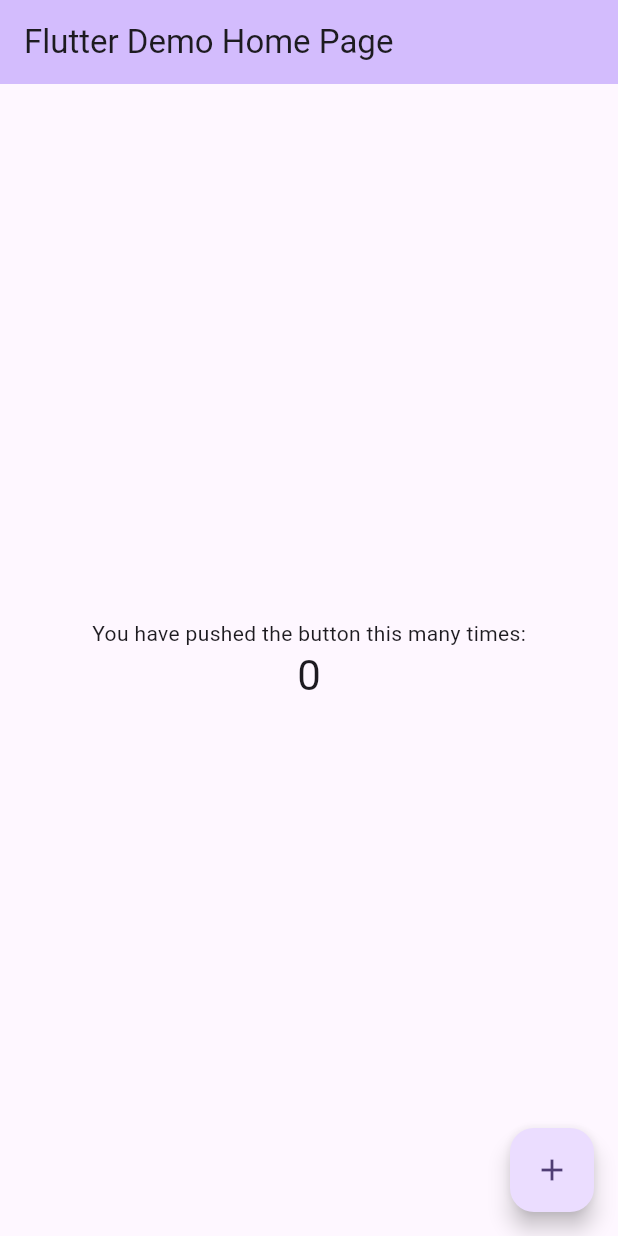
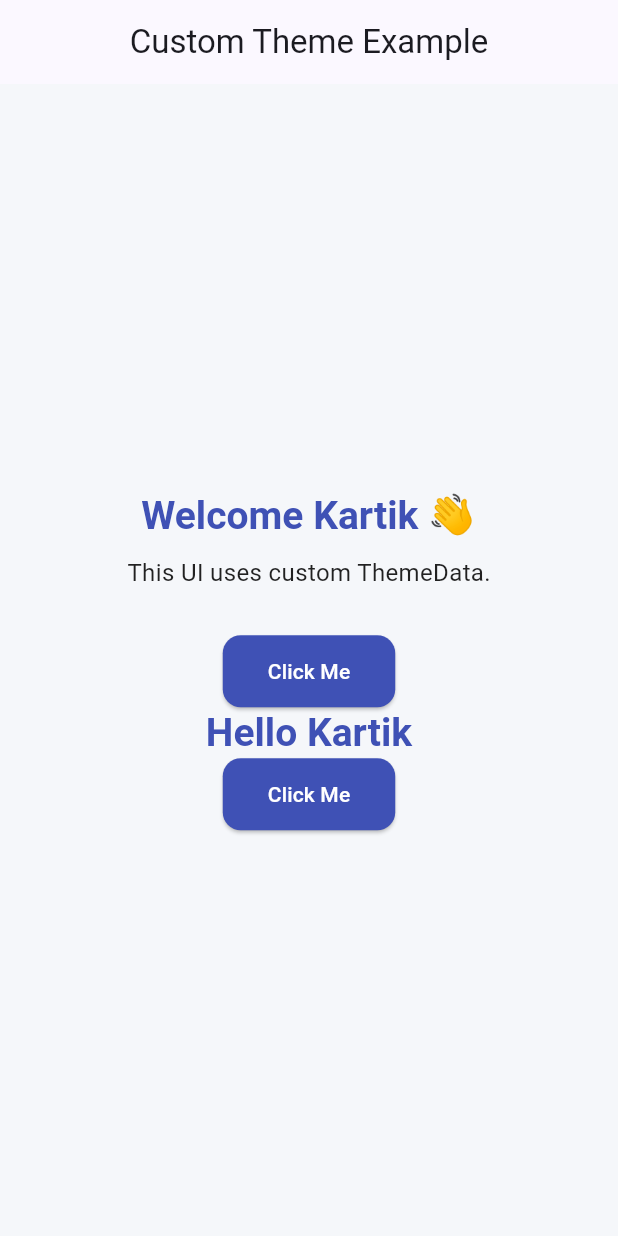
Before and after one commit to amaljoseph759/internal_issue_tracking_portal, a Flutter app: the screen it shows after launch, on a phone screen of 412 x 824 dp. Run offline on Flutter 3.47's test engine with Material 3 defaults, Android fonts, the phone set to English and light mode, and no system bars.

Commit message:
Add theming support and integrate Firebase plugins
- Implement light and dark themes in the app using AppTheme and AppColors classes.
- Update main.dart to utilize the new theming structure.
- Add Podfile for iOS and macOS platforms.
- Include Firebase plugins (Firestore, Auth, Core) and secure storage for both Linux and Windows.
- Update pubspec.yaml with new dependencies and adjust SDK version.

```diff
--- a/lib/main.dart
+++ b/lib/main.dart
@@ -7,119 +7,102 @@ void main() {
 class MyApp extends StatelessWidget {
   const MyApp({super.key});
 
-  // This widget is the root of your application.
   @override
   Widget build(BuildContext context) {
     return MaterialApp(
-      title: 'Flutter Demo',
+      debugShowCheckedModeBanner: false,
+      title: 'Theme Learning',
+
+      // LIGHT THEME
       theme: ThemeData(
-        // This is the theme of your application.
-        //
-        // TRY THIS: Try running your application with "flutter run". You'll see
-        // the application has a purple toolbar. Then, without quitting the app,
-        // try changing the seedColor in the colorScheme below to Colors.green
-        // and then invoke "hot reload" (save your changes or press the "hot
-        // reload" button in a Flutter-supported IDE, or press "r" if you used
-        // the command line to start the app).
-        //
-        // Notice that the counter didn't reset back to zero; the application
-        // state is not lost during the reload. To reset the state, use hot
-        // restart instead.
-        //
-        // This works for code too, not just values: Most code changes can be
-        // tested with just a hot reload.
-        colorScheme: ColorScheme.fromSeed(seedColor: Colors.deepPurple),
         useMaterial3: true,
+        scaffoldBackgroundColor: const Color(0xFFF5F7FA),
+        colorScheme: ColorScheme.fromSeed(
+          seedColor: Colors.indigo,
+          brightness: Brightness.light,
         ),
-      home: const MyHomePage(title: 'Flutter Demo Home Page'),
+        textTheme: const TextTheme(
+          headlineMedium: TextStyle(
+            fontSize: 26,
+            fontWeight: FontWeight.bold,
+            color: Colors.indigo,
+          ),
+          bodyMedium: TextStyle(
+            fontSize: 16,
+            color: Colors.black87,
+          ),
+        ),
+        elevatedButtonTheme: ElevatedButtonThemeData(
+          style: ElevatedButton.styleFrom(
+            backgroundColor: Colors.indigo,
+            foregroundColor: Colors.white,
+            padding: const EdgeInsets.symmetric(horizontal: 30, vertical: 14),
+            shape: RoundedRectangleBorder(
+              borderRadius: BorderRadius.circular(12),
+            ),
+          ),
+        ),
+      ),
+
+      // DARK THEME
+      darkTheme: ThemeData(
+        useMaterial3: true,
+        brightness: Brightness.dark,
+        colorScheme: ColorScheme.fromSeed(
+          seedColor: Colors.indigo,
+          brightness: Brightness.dark,
+        ),
+      ),
+
+      themeMode: ThemeMode.system, // change to ThemeMode.dark to test
+
+      home: const HomePage(),
     );
   }
 }
 
-class MyHomePage extends StatefulWidget {
-  const MyHomePage({super.key, required this.title});
-
-  // This widget is the home page of your application. It is stateful, meaning
-  // that it has a State object (defined below) that contains fields that affect
-  // how it looks.
-
-  // This class is the configuration for the state. It holds the values (in this
-  // case the title) provided by the parent (in this case the App widget) and
-  // used by the build method of the State. Fields in a Widget subclass are
-  // always marked "final".
-
-  final String title;
-
-  @override
-  State<MyHomePage> createState() => _MyHomePageState();
-}
-
-class _MyHomePageState extends State<MyHomePage> {
-  int _counter = 0;
-
-  void _incrementCounter() {
-    setState(() {
-      // This call to setState tells the Flutter framework that something has
-      // changed in this State, which causes it to rerun the build method below
-      // so that the display can reflect the updated values. If we changed
-      // _counter without calling setState(), then the build method would not be
-      // called again, and so nothing would appear to happen.
-      _counter++;
-    });
-  }
+class HomePage extends StatelessWidget {
+  const HomePage({super.key});
 
   @override
   Widget build(BuildContext context) {
-    // This method is rerun every time setState is called, for instance as done
-    // by the _incrementCounter method above.
-    //
-    // The Flutter framework has been optimized to make rerunning build methods
-    // fast, so that you can just rebuild anything that needs updating rather
-    // than having to individually change instances of widgets.
     return Scaffold(
       appBar: AppBar(
-        // TRY THIS: Try changing the color here to a specific color (to
-        // Colors.amber, perhaps?) and trigger a hot reload to see the AppBar
-        // change color while the other colors stay the same.
-        backgroundColor: Theme.of(context).colorScheme.inversePrimary,
-        // Here we take the value from the MyHomePage object that was created by
-        // the App.build method, and use it to set our appbar title.
-        title: Text(widget.title),
+        title: const Text("Custom Theme Example"),
+        centerTitle: true,
       ),
       body: Center(
-        // Center is a layout widget. It takes a single child and positions it
-        // in the middle of the parent.
+        child: Padding(
+          padding: const EdgeInsets.all(20),
           child: Column(
-          // Column is also a layout widget. It takes a list of children and
-          // arranges them vertically. By default, it sizes itself to fit its
-          // children horizontally, and tries to be as tall as its parent.
-          //
-          // Column has various properties to control how it sizes itself and
-          // how it positions its children. Here we use mainAxisAlignment to
-          // center the children vertically; the main axis here is the vertical
-          // axis because Columns are vertical (the cross axis would be
-          // horizontal).
-          //
-          // TRY THIS: Invoke "debug painting" (choose the "Toggle Debug Paint"
-          // action in the IDE, or press "p" in the console), to see the
-          // wireframe for each widget.
             mainAxisAlignment: MainAxisAlignment.center,
-          children: <Widget>[
-            const Text(
-              'You have pushed the button this many times:',
+            children: [
+              Text(
+                "Welcome Kartik 👋",
+                style: Theme.of(context).textTheme.headlineMedium,
+              ),
+              const SizedBox(height: 10),
+              Text(
+                "This UI uses custom ThemeData.",
+                style: Theme.of(context).textTheme.bodyMedium,
+              ),
+              const SizedBox(height: 30),
+              ElevatedButton(
+                onPressed: () {},
+                child: const Text("Click Me"),
               ),
               Text(
-              '$_counter',
+                "Hello Kartik",
                 style: Theme.of(context).textTheme.headlineMedium,
+              ),
+              ElevatedButton(
+                onPressed: () {},
+                child: const Text("Click Me"),
               ),
             ],
           ),
         ),
-      floatingActionButton: FloatingActionButton(
-        onPressed: _incrementCounter,
-        tooltip: 'Increment',
-        child: const Icon(Icons.add),
-      ), // This trailing comma makes auto-formatting nicer for build methods.
+      ),
     );
   }
 }
```
Also changed, not shown: lib/core/constants/app_colors.dart (added, +15 -0 lines), lib/core/theme/app_theme.dart (added, +56 -0 lines), pubspec.yaml (+9 -1 lines), pubspec.lock, 11 other files. Lines whose indentation alone changed are shown as unchanged.
